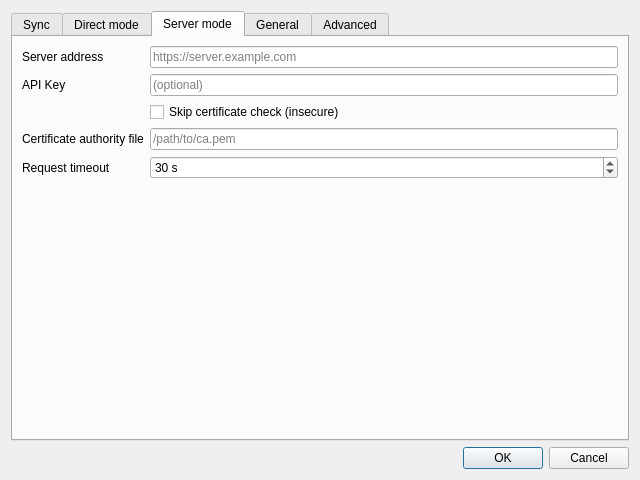
The window that hsync_desktop/ui/settings_dialog.ui (albertsdk/hsync-desktop) describes before a commit, drawn with Qt 5.
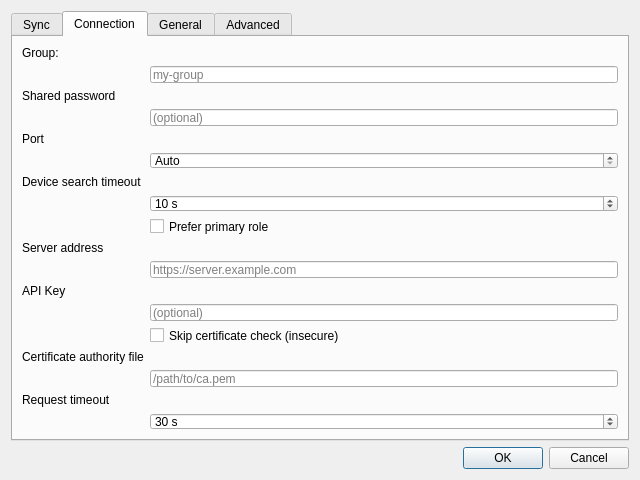
The same window after the commit. The open tabs and pages were chosen to show the change. Icons and pictures are not drawn.

Commit message: feat(settings): configure both connection modes from one tab

```diff
--- a/hsync_desktop/ui/settings_dialog.ui
+++ b/hsync_desktop/ui/settings_dialog.ui
@@ -245,23 +245,16 @@
        </item>
       </layout>
      </widget>
-     <!-- Direct mode tab -->
-     <widget class="QWidget" name="tabP2p">
+     <!-- Connection tab -->
+     <widget class="QWidget" name="tabConnection">
       <attribute name="title">
-       <string>Direct mode</string>
+       <string>Connection</string>
       </attribute>
       <attribute name="icon">
        <iconset theme="network-p2p"/>
       </attribute>
-      <layout class="QFormLayout" name="formP2p">
-       <item row="0" column="1">
-        <widget class="QCheckBox" name="p2pMode">
-         <property name="text">
-          <string>Enable direct mode</string>
-         </property>
-        </widget>
-       </item>
-       <item row="1" column="0">
+      <layout class="QFormLayout" name="formConnection">
+       <item row="0" column="0">
         <widget class="QLabel" name="lblP2pGroup">
          <property name="text">
           <string>Group:</string>
@@ -282,7 +275,7 @@
          </property>
         </widget>
        </item>
-       <item row="2" column="1">
+       <item row="3" column="1">
         <widget class="QLineEdit" name="p2pKey">
          <property name="echoMode">
           <enum>QLineEdit::Password</enum>
@@ -292,14 +285,14 @@
          </property>
         </widget>
        </item>
-       <item row="3" column="0">
+       <item row="4" column="0">
         <widget class="QLabel" name="lblP2pPort">
          <property name="text">
           <string>Port</string>
          </property>
         </widget>
        </item>
-       <item row="3" column="1">
+       <item row="5" column="1">
         <widget class="QSpinBox" name="p2pPort">
          <property name="minimum">
           <number>0</number>
@@ -315,14 +308,14 @@
          </property>
         </widget>
        </item>
-       <item row="4" column="0">
+       <item row="6" column="0">
         <widget class="QLabel" name="lblRendezvousTimeout">
          <property name="text">
           <string>Device search timeout</string>
          </property>
         </widget>
        </item>
-       <item row="4" column="1">
+       <item row="7" column="1">
         <widget class="QSpinBox" name="rendezvousTimeout">
          <property name="minimum">
           <number>5</number>
@@ -338,7 +331,7 @@
          </property>
         </widget>
        </item>
-       <item row="6" column="1">
+       <item row="8" column="1">
         <widget class="QCheckBox" name="preferMaster">
          <property name="text">
           <string>Prefer primary role</string>
@@ -348,39 +341,28 @@
          </property>
         </widget>
        </item>
-      </layout>
-     </widget>
-     <!-- Server mode tab -->
-     <widget class="QWidget" name="tabConnection">
-      <attribute name="title">
-       <string>Server mode</string>
-      </attribute>
-      <attribute name="icon">
-       <iconset theme="preferences-system-network"/>
-      </attribute>
-      <layout class="QFormLayout" name="formConnection">
-       <item row="0" column="0">
+       <item row="9" column="0">
         <widget class="QLabel" name="lblServerUrl">
          <property name="text">
           <string>Server address</string>
          </property>
         </widget>
        </item>
-       <item row="0" column="1">
+       <item row="10" column="1">
         <widget class="QLineEdit" name="serverUrl">
          <property name="placeholderText">
           <string>https://server.example.com</string>
          </property>
         </widget>
        </item>
-       <item row="1" column="0">
+       <item row="11" column="0">
         <widget class="QLabel" name="lblApiKey">
          <property name="text">
           <string>API Key</string>
          </property>
         </widget>
        </item>
-       <item row="1" column="1">
+       <item row="12" column="1">
         <widget class="QLineEdit" name="apiKey">
          <property name="echoMode">
           <enum>QLineEdit::Password</enum>
@@ -390,35 +372,35 @@
          </property>
         </widget>
        </item>
-       <item row="2" column="1">
+       <item row="13" column="1">
         <widget class="QCheckBox" name="insecure">
          <property name="text">
           <string>Skip certificate check (insecure)</string>
          </property>
         </widget>
        </item>
-       <item row="3" column="0">
+       <item row="14" column="0">
         <widget class="QLabel" name="lblCaCert">
          <property name="text">
           <string>Certificate authority file</string>
          </property>
         </widget>
        </item>
-       <item row="3" column="1">
+       <item row="15" column="1">
         <widget class="QLineEdit" name="caCert">
          <property name="placeholderText">
           <string>/path/to/ca.pem</string>
          </property>
         </widget>
        </item>
-       <item row="4" column="0">
+       <item row="16" column="0">
         <widget class="QLabel" name="lblHttpTimeout">
          <property name="text">
           <string>Request timeout</string>
          </property>
         </widget>
        </item>
-       <item row="4" column="1">
+       <item row="17" column="1">
         <widget class="QSpinBox" name="httpTimeout">
          <property name="minimum">
           <number>5</number>
```
Left out of the diff: 2 changed lines with no effect on the pictures. The commit also changes 40 other files.
